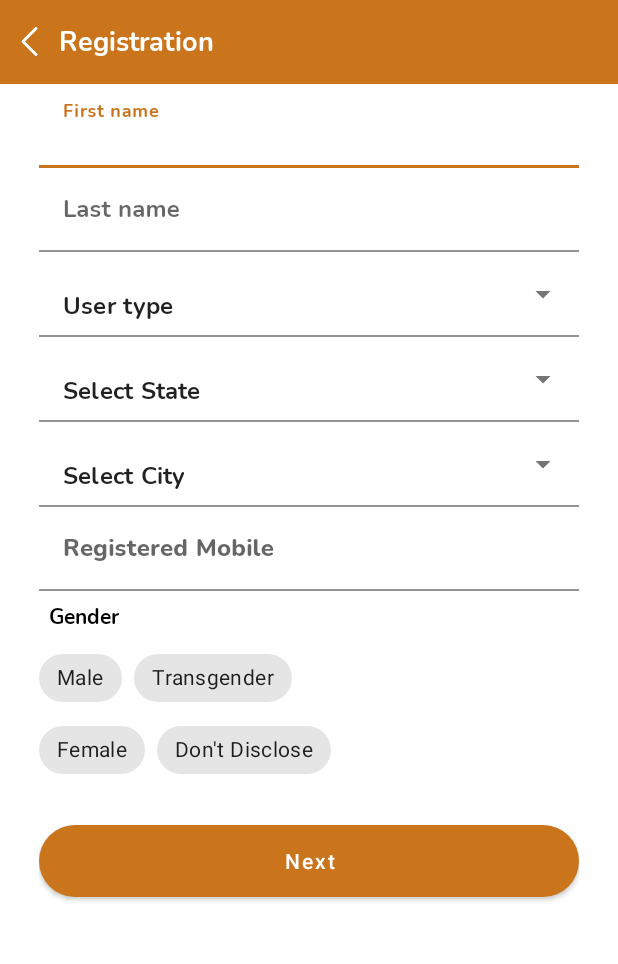
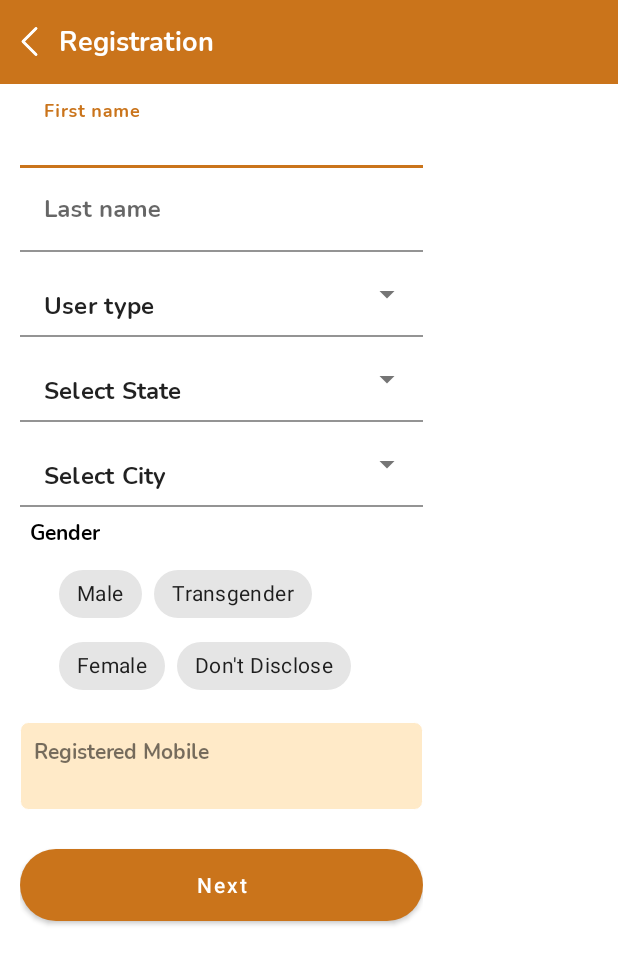
Before and after one commit to niyatipatel2699/NDDB_DEVIT, an Android app: the RegistrationActivity screen opened directly, with no data from a screen before it, on a phone screen of 412 x 824 dp. Shown: the top 964 px of the screen. Run offline under Robolectric (Android 15) with nearby library versions, the phone set to English and light mode, and no system bars; our stand-ins replace Dagger/Hilt's generated code, sdp/ssp sizes; 2 statements that could not run were skipped.

Commit message:
bug resolved

```diff
--- a/app/build.gradle
+++ b/app/build.gradle
@@ -79,4 +79,9 @@ dependencies {
 
     // card view
     implementation "androidx.cardview:cardview:1.0.0"
+
+    // Room components
+    implementation "androidx.room:room-ktx:$roomVersion"
+    kapt "androidx.room:room-compiler:$roomVersion"
+    androidTestImplementation "androidx.room:room-testing:$roomVersion"
 }
--- a/app/src/main/java/com/devit/nddb/Activity/ui/registration/RegistrationActivity.kt
+++ b/app/src/main/java/com/devit/nddb/Activity/ui/registration/RegistrationActivity.kt
@@ -66,7 +66,7 @@ class RegistrationActivity : AppCompatActivity() {
         initObservations()
         setEventListener()
 
-        regBinding.edtPhNo.setText(mobileNumber)
+        regBinding.tvRegMobile.setText(mobileNumber)
 
         regBinding.toolbar.tvToolbartitle.setText(R.string.registration)
         regBinding.toolbar.ivHome.setVisibility(View.INVISIBLE)
@@ -286,6 +286,10 @@ class RegistrationActivity : AppCompatActivity() {
                     regBinding.autoCity.setAdapter(cityArrayAdapter)
                 }
             }
+            else
+            {
+                regBinding.relRegistration.showSnack(getString(R.string.no_city_msg))
+            }
 
         }
 
--- a/app/src/main/java/com/devit/nddb/data/repository/RegistrationRepo/RegistrationRepository.kt
+++ b/app/src/main/java/com/devit/nddb/data/repository/RegistrationRepo/RegistrationRepository.kt
@@ -22,7 +22,9 @@ import com.devit.nddb.data.remote.responses.Registration.DistrictResponse
 import com.devit.nddb.data.remote.responses.Registration.RegistrationResponse
 import com.devit.nddb.data.remote.responses.Registration.StateResponse
 import com.devit.nddb.data.remote.responses.Registration.UserTypeResponse
+import com.devit.nddb.data.remote.responses.StepCountResponse
 import com.wajahatkarim3.imagine.data.DataState
+import com.wajahatkarim3.imagine.data.room.entity.Steps
 import kotlinx.coroutines.flow.Flow
 
 /**
@@ -44,5 +46,7 @@ interface RegistrationRepository {
         phone_number: String,
         isRegistered: Int
     ): Flow<DataState<RegistrationResponse>>
+
+    suspend fun stepCount(stepsList : List<Steps>): Flow<DataState<StepCountResponse>>
 //    suspend fun searchPhotos(query: String, pageNumber: Int, pageSize: Int): Flow<DataState<List<PhotoModel>>>
 }
--- /dev/null
+++ b/app/src/main/res/drawable/mobile_rounded_orange.xml
@@ -0,0 +1,18 @@
+<?xml version="1.0" encoding="utf-8"?>
+<shape xmlns:android="http://schemas.android.com/apk/res/android"
+    android:shape="rectangle">
+    <corners
+        android:bottomLeftRadius="5dp"
+        android:bottomRightRadius="5dp"
+        android:topLeftRadius="5dp"
+        android:topRightRadius="5dp" />
+    <padding
+        android:bottom="0dp"
+        android:left="0dp"
+        android:right="0dp"
+        android:top="0dp" />
+    <stroke
+        android:width="0.5dp"
+        android:color="@color/white" />
+    <solid android:color="#FFEAC8" />
+</shape>
--- /dev/null
+++ b/app/src/main/res/drawable/registeration_rounded_white.xml
@@ -0,0 +1,18 @@
+<?xml version="1.0" encoding="utf-8"?>
+<shape xmlns:android="http://schemas.android.com/apk/res/android"
+    android:shape="rectangle">
+    <corners
+        android:bottomLeftRadius="0dp"
+        android:bottomRightRadius="0dp"
+        android:topLeftRadius="50dp"
+        android:topRightRadius="50dp" />
+    <padding
+        android:bottom="0dp"
+        android:left="0dp"
+        android:right="0dp"
+        android:top="0dp" />
+    <stroke
+        android:width="0.5dp"
+        android:color="@color/white" />
+    <solid android:color="@color/white" />
+</shape>
--- a/app/src/main/res/layout/activity_registration.xml
+++ b/app/src/main/res/layout/activity_registration.xml
@@ -16,13 +16,14 @@
         android:layout_width="match_parent"
         android:layout_height="match_parent"
         android:layout_below="@+id/toolbar"
-        android:layout_marginStart="@dimen/_20sdp"
-        android:layout_marginEnd="@dimen/_20sdp"
         android:fillViewport="true"
         android:overScrollMode="never"
         android:scrollbars="none">
 
         <LinearLayout
+            android:paddingLeft="@dimen/_10sdp"
+            android:paddingRight="@dimen/_100sdp"
+            android:background="@drawable/registeration_rounded_white"
             android:layout_width="match_parent"
             android:layout_height="wrap_content"
             android:orientation="vertical">
@@ -117,7 +118,7 @@
 
             </com.google.android.material.textfield.TextInputLayout>
 
-            <com.google.android.material.textfield.TextInputLayout
+            <!--<com.google.android.material.textfield.TextInputLayout
                 android:layout_width="match_parent"
                 android:layout_height="wrap_content"
 
@@ -141,7 +142,7 @@
                     tools:ignore="Deprecated" />
             </com.google.android.material.textfield.TextInputLayout>
 
-
+-->
             <LinearLayout
                 android:orientation="vertical"
                 android:layout_width="match_parent"
@@ -158,6 +159,8 @@
 
                 <com.google.android.material.chip.ChipGroup
                     android:id="@+id/group"
+                    android:paddingStart="@dimen/_20sdp"
+                    android:paddingEnd="@dimen/_20sdp"
                     android:layout_width="match_parent"
                     android:layout_height="wrap_content"
                     android:layout_below="@+id/tv_gender"
@@ -185,6 +188,8 @@
                 </com.google.android.material.chip.ChipGroup>
                 <com.google.android.material.chip.ChipGroup
                     android:id="@+id/group1"
+                    android:paddingStart="@dimen/_20sdp"
+                    android:paddingEnd="@dimen/_20sdp"
                     android:layout_width="match_parent"
                     android:layout_height="wrap_content"
                     android:layout_below="@+id/tv_gender"
@@ -211,7 +216,32 @@
                 </com.google.android.material.chip.ChipGroup>
             </LinearLayout>
 
+            <LinearLayout
+                android:padding="@dimen/_7sdp"
+                android:gravity="center_vertical"
+                android:layout_marginTop="@dimen/_10sdp"
+                android:background="@drawable/mobile_rounded_orange"
+                android:orientation="vertical"
+                android:layout_width="match_parent"
+                android:layout_height="wrap_content">
+                <TextView
+                    android:id="@+id/tv_mobile"
+                    android:layout_width="wrap_content"
+                    android:layout_height="wrap_content"
+                    android:fontFamily="@font/nunito_bold"
 
+                    android:text="@string/registered_mobile"
+                    />
+
+                <TextView
+                    android:id="@+id/tv_reg_mobile"
+                    android:layout_width="wrap_content"
+                    android:layout_height="wrap_content"
+                    android:fontFamily="@font/nunito_bold"
+
+                    android:text="4444 4444 4444 4444"
+                    android:textColor="@color/black" />
+            </LinearLayout>
 
             <Button
                 android:id="@+id/btn_submit"
--- a/app/src/main/res/values/strings.xml
+++ b/app/src/main/res/values/strings.xml
@@ -88,6 +88,7 @@
     <string name="validation_city">Select city</string>
     <string name="select_gender">Select Gender</string>
     <string name="select_usertype">Select User Type</string>
+    <string name="no_city_msg">no any city on selected state </string>
 
 
     <string-array name="user_type_array">
```
Also changed, not shown: app/src/main/java/com/devit/nddb/Activity/SplashActivity.kt (+11 -2 lines), app/src/main/java/com/devit/nddb/MySharedPreferences.kt (+12 -0 lines), app/src/main/java/com/devit/nddb/backgroundservice/AutoStartService.kt (+17 -0 lines), app/src/main/java/com/devit/nddb/data/remote/LoginApiService.kt (+9 -0 lines), app/src/main/java/com/devit/nddb/data/repository/RegistrationRepo/RegistrationRepositoryImpl.kt (+33 -0 lines).
